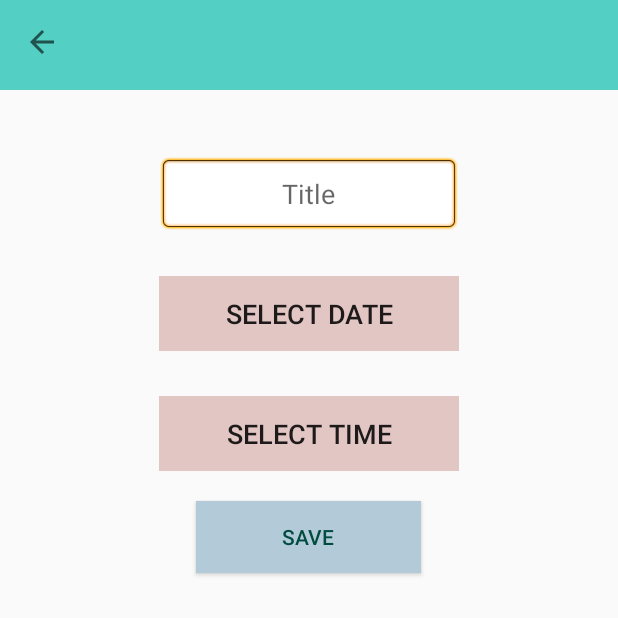
After one commit to kochiling/GentleBegins, an Android app: the Add_reminder screen opened directly, with no data from a screen before it, on a phone screen of 412 x 824 dp, the top half of it. The commit adds this screen. Run offline under Robolectric (Android 15) with nearby library versions, the phone set to English and light mode, and no system bars; our stand-ins replace Firebase (no records; nobody signed in at launch, a user with empty details on screens opened directly).

Commit message:
Reminder features

```diff
--- a/app/build.gradle.kts
+++ b/app/build.gradle.kts
@@ -38,7 +38,6 @@ android {
 }
 
 
-
 dependencies {
 
     implementation("androidx.appcompat:appcompat:1.6.1")
--- a/app/src/main/AndroidManifest.xml
+++ b/app/src/main/AndroidManifest.xml
@@ -15,6 +15,9 @@
         android:supportsRtl="true"
         android:theme="@style/Theme.GentleBegins"
         tools:targetApi="33">
+        <activity
+            android:name=".Add_reminder"
+            android:exported="false" />
         <activity
             android:name=".Reminder_main"
             android:exported="false" />
@@ -38,7 +41,7 @@
             android:exported="false" />
         <activity
             android:name=".Record_routines"
-            android:exported="false"/>
+            android:exported="false" />
         <activity
             android:name=".Register"
             android:exported="false" />
--- /dev/null
+++ b/app/src/main/java/com/cscorner/gentlebegins/Add_reminder.java
@@ -0,0 +1,149 @@
+package com.cscorner.gentlebegins;
+
+import android.annotation.SuppressLint;
+import android.app.DatePickerDialog;
+import android.app.TimePickerDialog;
+import android.content.Intent;
+import android.os.Bundle;
+import android.view.MenuItem;
+import android.view.View;
+import android.widget.Button;
+import android.widget.DatePicker;
+import android.widget.EditText;
+import android.widget.TimePicker;
+import android.widget.Toast;
+
+import androidx.annotation.NonNull;
+import androidx.appcompat.app.AppCompatActivity;
+import androidx.appcompat.widget.Toolbar;
+
+import com.google.firebase.auth.FirebaseAuth;
+import com.google.firebase.database.DatabaseReference;
+import com.google.firebase.database.FirebaseDatabase;
+
+import java.util.Calendar;
+import java.util.HashMap;
+import java.util.Map;
+import java.util.Objects;
+
+public class Add_reminder extends AppCompatActivity {
+
+    EditText reminder_title;
+    Button reminder_date;
+    Button reminder_time;
+    Button reminder_save;
+    Calendar calendar = Calendar.getInstance();
+
+    @Override
+    protected void onCreate(Bundle savedInstanceState) {
+        super.onCreate(savedInstanceState);
+        FirebaseAuth dbAuth = FirebaseAuth.getInstance();
+        setContentView(R.layout.add_reminder);
+
+        Toolbar toolbar = findViewById(R.id.toolbar);
+        setSupportActionBar(toolbar);
+        Objects.requireNonNull(getSupportActionBar()).setTitle("");
+        // Enable the Up button (back button)
+        Objects.requireNonNull(getSupportActionBar()).setDisplayHomeAsUpEnabled(true);
+
+        reminder_time = findViewById(R.id.reminder_time);
+        reminder_date = findViewById(R.id.reminder_date);
+        reminder_title = findViewById(R.id.addTitle);
+        reminder_save = findViewById(R.id.reminderSave);
+
+        reminder_date.setOnClickListener(new View.OnClickListener() {
+            @Override
+            public void onClick(View v) {
+
+                showDatePicker();
+            }
+        });
+
+        reminder_time.setOnClickListener(new View.OnClickListener() {
+            @Override
+            public void onClick(View v) {
+
+                showTimePicker();
+            }
+        });
+
+        reminder_save.setOnClickListener(new View.OnClickListener() {
+            @Override
+            public void onClick(View view) {
+                String date = reminder_date.getText().toString();
+                String time = reminder_time.getText().toString();
+                String title = reminder_title.getText().toString();
+
+                String user_id = Objects.requireNonNull(dbAuth.getCurrentUser()).getUid();
+                DatabaseReference current_user_db = FirebaseDatabase.getInstance().getReference().child("Users")
+                        .child(user_id).child("Notifications").child("Time Stamp");
+
+                Map<String, Object> newPost = new HashMap<>();
+                newPost.put("Title",title);
+                newPost.put("Date",date);
+                newPost.put("Time",time);
+
+                current_user_db.child(date).child(time).setValue(newPost);
+
+                String message = "Saved";
+                Toast.makeText(Add_reminder.this, message, Toast.LENGTH_LONG).show();
+
+                Intent intent = new Intent(Add_reminder.this, Reminder_main.class);
+                startActivity(intent);
+
+            }
+        });
+    }
+
+
+    private void showDatePicker() {
+        int year = calendar.get(Calendar.YEAR);
+        int month = calendar.get(Calendar.MONTH);
+        int dayOfMonth = calendar.get(Calendar.DAY_OF_MONTH);
+
+        DatePickerDialog datePickerDialog = new DatePickerDialog(this,
+                new DatePickerDialog.OnDateSetListener() {
+                    @SuppressLint("SetTextI18n")
+                    @Override
+                    public void onDateSet(DatePicker view, int year, int monthOfYear, int dayOfMonth) {
+                        // Update the date button with the selected date
+                        reminder_date.setText(dayOfMonth + "/" + (monthOfYear + 1) + "/" + year);
+                    }
+                }, year, month, dayOfMonth);
+
+        datePickerDialog.show();
+    }
+
+    // Function to show the time picker dialog
+    private void showTimePicker() {
+        int hour = calendar.get(Calendar.HOUR_OF_DAY);
+        int minute = calendar.get(Calendar.MINUTE);
+
+        TimePickerDialog timePickerDialog = new TimePickerDialog(this,
+                new TimePickerDialog.OnTimeSetListener() {
+                    @SuppressLint("SetTextI18n")
+                    @Override
+                    public void onTimeSet(TimePicker view, int hourOfDay, int minute) {
+                        // Format the time as "9:00" if the minute is less than 10
+                        String formattedTime = (minute < 10) ?
+                                hourOfDay + ":0" + minute :
+                                hourOfDay + ":" + minute;
+
+                        // Update the time button with the selected time
+                        reminder_time.setText(formattedTime);
+                    }
+                }, hour, minute, false);
+
+        timePickerDialog.show();
+    }
+
+    @Override
+    public boolean onOptionsItemSelected(@NonNull MenuItem item) {
+        if (item.getItemId() == android.R.id.home) {// Handle the Up button click (e.g., navigate back)
+            onBackPressed();
+            return true;
+        }
+        return super.onOptionsItemSelected(item);
+    }
+
+}
--- a/app/src/main/res/layout/activity_homepage.xml
+++ b/app/src/main/res/layout/activity_homepage.xml
@@ -38,7 +38,7 @@
             android:layout_width="wrap_content"
             android:layout_height="wrap_content"
             android:layout_marginTop="44dp"
-            android:text="Welcome back, xxx"
+            android:text="@string/welcome_back"
             android:textSize="20sp"
             app:layout_constraintEnd_toEndOf="parent"
             app:layout_constraintHorizontal_bias="0.159"
@@ -83,7 +83,7 @@
             android:layout_marginTop="426dp"
             android:layout_marginEnd="85dp"
             android:layout_marginBottom="252dp"
-            android:text="tips for parent"
+            android:text="@string/tips_for_parent"
             android:textSize="24sp"
             app:layout_constraintBottom_toBottomOf="parent"
             app:layout_constraintEnd_toEndOf="parent"
--- /dev/null
+++ b/app/src/main/res/layout/add_reminder.xml
@@ -0,0 +1,103 @@
+<?xml version="1.0" encoding="utf-8"?>
+<androidx.constraintlayout.widget.ConstraintLayout
+    xmlns:android="http://schemas.android.com/apk/res/android"
+    xmlns:tools="http://schemas.android.com/tools"
+    android:layout_width="match_parent"
+    android:layout_height="match_parent"
+    xmlns:app="http://schemas.android.com/apk/res-auto"
+    tools:context=".Add_reminder">
+
+    <androidx.appcompat.widget.Toolbar
+        android:id="@+id/toolbar"
+        android:layout_width="match_parent"
+        android:layout_height="60dp"
+        android:textSize="25sp"
+        android:background="@color/green"
+        app:popupTheme="@style/AppTheme.PopupOverlay"
+        app:layout_constraintTop_toTopOf="parent"
+        app:layout_constraintStart_toStartOf="parent"
+        app:layout_constraintEnd_toEndOf="parent"/>
+
+    <LinearLayout
+        android:id="@+id/linearLayout1"
+        android:layout_width="match_parent"
+        android:layout_height="match_parent"
+        android:layout_marginTop="4dp"
+        android:orientation="vertical"
+        app:layout_constraintEnd_toEndOf="parent"
+        app:layout_constraintHorizontal_bias="0.0"
+        app:layout_constraintStart_toStartOf="parent"
+        app:layout_constraintTop_toTopOf="parent">
+
+
+        <LinearLayout
+            android:layout_width="200dp"
+            android:layout_height="wrap_content"
+            android:layout_marginTop="100dp"
+            android:layout_gravity="center"
+            android:orientation="vertical">
+
+            <EditText
+                android:id="@+id/addTitle"
+                android:layout_width="200dp"
+                android:layout_height="50dp"
+                android:layout_gravity="center"
+                android:autofillHints=""
+                android:background="@android:drawable/editbox_background"
+                android:gravity="center"
+                android:hint="@string/popup_title"
+                android:inputType="textShortMessage" />
+
+        </LinearLayout>
+
+        <LinearLayout
+            android:layout_width="200dp"
+            android:layout_height="wrap_content"
+            android:layout_marginTop="30dp"
+            android:layout_gravity="center"
+            android:orientation="vertical">
+
+            <Button
+                android:id="@+id/reminder_date"
+                android:layout_width="200dp"
+                android:layout_height="50dp"
+                android:background="@color/morandi_pink"
+                android:text="@string/select_date"
+                android:textSize="18sp"
+                tools:ignore="LabelFor,SpeakableTextPresentCheck,TextSizeCheck" />
+
+        </LinearLayout>
+
+        <LinearLayout
+            android:layout_width="200dp"
+            android:layout_height="wrap_content"
+            android:layout_marginTop="30dp"
+            android:layout_gravity="center"
+            android:orientation="vertical">
+
+            <Button
+                android:id="@+id/reminder_time"
+                android:layout_width="200dp"
+                android:layout_height="50dp"
+                android:autofillHints=""
+                android:background="@color/morandi_pink"
+                android:gravity="center"
+                android:text="@string/select_time"
+                android:textSize="18sp"
+                tools:ignore="LabelFor,SpeakableTextPresentCheck,TouchTargetSizeCheck,TextSizeCheck" />
+
+        </LinearLayout>
+
+        <Button
+            android:id="@+id/reminderSave"
+            android:layout_width="150dp"
+            android:layout_height="wrap_content"
+            android:layout_gravity="center"
+            android:layout_marginTop="20dp"
+            android:background="@color/morandi_blue"
+            android:text="@string/save"
+            android:textColor="#004D40" />
+
+    </LinearLayout>
+
+</androidx.constraintlayout.widget.ConstraintLayout>
--- a/app/src/main/res/layout/reminder1.xml
+++ b/app/src/main/res/layout/reminder_main.xml
@@ -1,10 +1,11 @@
 <?xml version="1.0" encoding="utf-8"?>
-<androidx.constraintlayout.widget.ConstraintLayout xmlns:android="http://schemas.android.com/apk/res/android"
+<androidx.constraintlayout.widget.ConstraintLayout
+    xmlns:android="http://schemas.android.com/apk/res/android"
     xmlns:app="http://schemas.android.com/apk/res-auto"
     xmlns:tools="http://schemas.android.com/tools"
     android:layout_width="match_parent"
     android:layout_height="match_parent"
-    tools:context=".Reminder1">
+    tools:context=".Reminder_main">
 
     <androidx.appcompat.widget.Toolbar
         android:id="@+id/toolbar_remind"
@@ -18,7 +19,6 @@
         app:layout_constraintEnd_toEndOf="parent">
 
     </androidx.appcompat.widget.Toolbar>
-
 
     <com.google.android.material.floatingactionbutton.FloatingActionButton
         android:id="@+id/floatingActionButton"
--- a/build.gradle.kts
+++ b/build.gradle.kts
@@ -13,4 +13,6 @@ plugins {
     id("com.android.application") version "8.1.2" apply false
     id("com.google.gms.google-services") version "4.3.15" apply false
 
+
+
 }
--- a/settings.gradle.kts
+++ b/settings.gradle.kts
@@ -5,11 +5,13 @@ pluginManagement {
         gradlePluginPortal()
     }
 }
+
 dependencyResolutionManagement {
     repositoriesMode.set(RepositoriesMode.FAIL_ON_PROJECT_REPOS)
     repositories {
         google()
         mavenCentral()
+
     }
 }
 
```
Also changed, not shown: app/src/main/java/com/cscorner/gentlebegins/MyAdapter.java (added, +54 -0 lines), app/src/main/java/com/cscorner/gentlebegins/ReminderModel.java (added, +64 -0 lines), app/src/main/java/com/cscorner/gentlebegins/Reminder_main.java (added, +98 -0 lines), app/src/main/res/layout/activity_admin_users_record_feeding.xml (+6 -6 lines), app/src/main/res/layout/reminder_list.xml (added, +63 -0 lines), app/src/main/res/values/strings.xml (+7 -0 lines).
